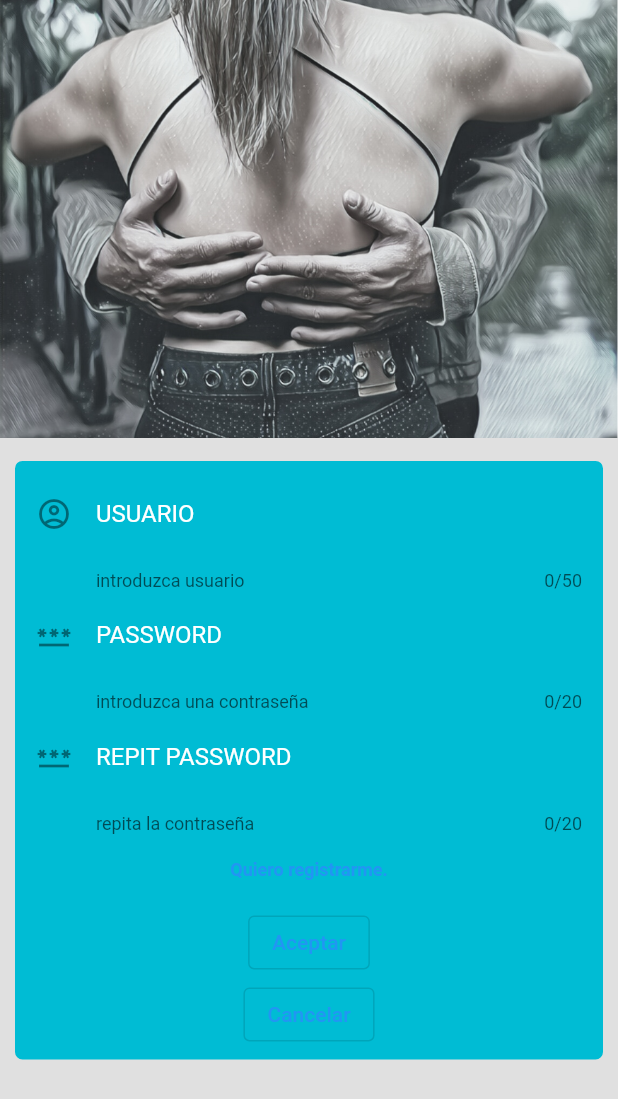
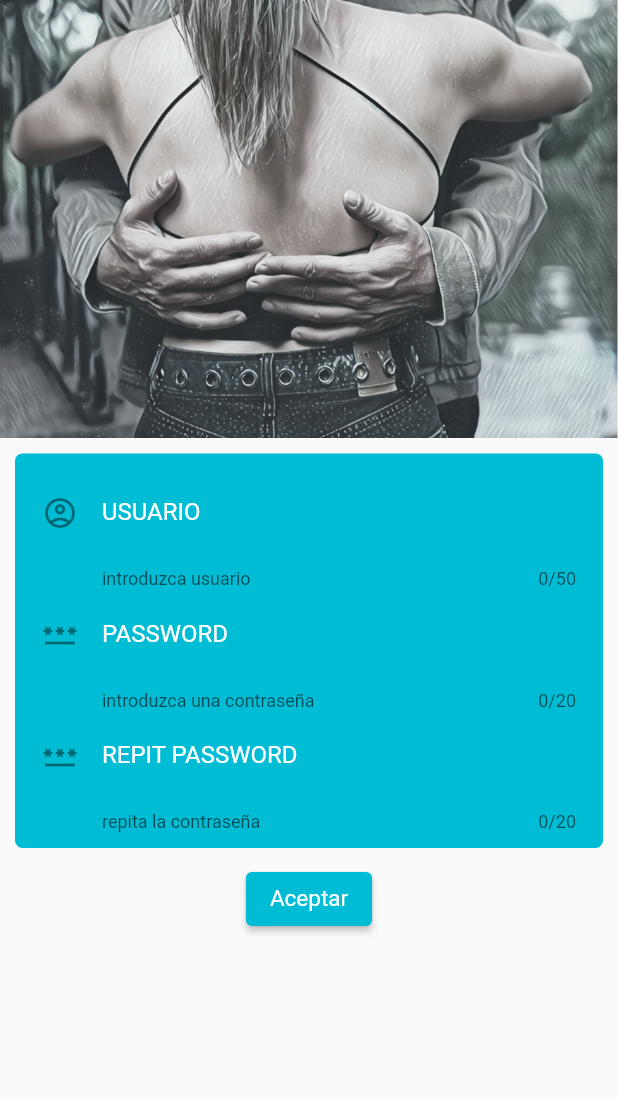
Before and after one commit to KarenVon/sbkzBailas, a Flutter app: the screen it shows after launch, item 3 of the bottom bar chosen, after a tap on "Quiero registrarme.", on a phone screen of 412 x 824 dp. Shown: the top 1099 px of the screen. Run offline on Flutter 3.47's test engine with Material 2 defaults, Android fonts, the phone set to English and light mode, and no system bars; our stand-ins replace cloud_firestore, firebase_auth, firebase_core; accounts and stored records are empty.

Commit message:
Retoques pantalla registro y login

```diff
--- a/lib/src/home_views/Login_View.dart
+++ b/lib/src/home_views/Login_View.dart
@@ -63,20 +63,9 @@ class Login_View extends StatelessWidget {
 
 
     return Scaffold(
-      backgroundColor: Colors.black12,
+      //backgroundColor: Colors.black12,
         body: ListView(
           children: [
-            /*Container(
-                padding: EdgeInsets.all(5),
-                margin: const EdgeInsets.fromLTRB(0, 0, 0, 0),
-                alignment: Alignment.center,
-                child: const Text('¡Bailemos la vida!',
-                  style: TextStyle(
-                    fontFamily: 'rcBold',
-                    fontSize: 30,
-                  ),
-                ),
-            ),*/
             Container(
               //padding: const EdgeInsets.all(5),
               //margin: const EdgeInsets.fromLTRB(0, 0, 0, 10),
@@ -101,10 +90,9 @@ class Login_View extends StatelessWidget {
                 inputPass,
                 TextButton(
                   style: TextButton.styleFrom(
-                    textStyle: const TextStyle(fontSize: 12,
+                    textStyle: const TextStyle(fontSize: 14,
                         color: Colors.white,fontWeight:FontWeight.bold ),
                   ),
-            //    onPressed: () => irRegistro(context),
                   onPressed: () {
                     print("Registrandome");
                     //Navigator.of(context).pushNamed('/registroview');
@@ -112,28 +100,32 @@ class Login_View extends StatelessWidget {
                   },
                   child: const Text('Quiero registrarme.'),
                 ),
+             ],
+              ),
+            ),
 
-               // const SizedBox(height: 10),
-                Column(
+               Container(
+                child: Column(
                   mainAxisAlignment: MainAxisAlignment.center,
                   children: [
-                    OutlinedButton(
+                    ElevatedButton(
+                      style: ButtonStyle(
+                          backgroundColor: MaterialStateProperty.all(Colors.cyan),
+                          textStyle: MaterialStateProperty.all(TextStyle(fontSize: 15,color: Colors.white))),
                       onPressed: (){
                         //print("----->>>>>>>> ME HE LOGEADO "+inputUser.getText()+" "+inputPass.getText());
                         //loginPressed(inputUser.getText(),inputPass.getText(),context);
                         Navigator.push(context, MaterialPageRoute(builder: (_) => const Orga_View()));
                         //Navigator.pushNamed(context,'/orgaview');
                       },
-                      child: Text ("Login"),
+                      child: Text ("LOGIN"),
                       //  style: TextStyle(color: Colors.cyan),
                     ),
-        ],
-      ),
+                  ],
+                 ),
+               ),
 
-                ],
-              ),
-            )
-    ]
+   ],
         ),
     );
   }
--- a/lib/src/home_views/Register_View.dart
+++ b/lib/src/home_views/Register_View.dart
@@ -5,6 +5,7 @@ import 'package:flutter/cupertino.dart';
 import 'package:flutter/material.dart';
 
 import '../Custom_views/KVinputText.dart';
+import '../Home_Views/Orga_View.dart';
 
 class Register_View extends StatelessWidget {
 
@@ -16,7 +17,7 @@ class Register_View extends StatelessWidget {
        email: emailAddress,
        password: password,
      );
-     Navigator.of(context).popAndPushNamed('/orgaview');
+     Navigator.push(context, MaterialPageRoute(builder: (_) => const Orga_View()));
    } on FirebaseAuthException catch (e) {
      if (e.code == 'weak-password') {
        print('The password provided is too weak.');
@@ -50,7 +51,6 @@ class Register_View extends StatelessWidget {
       blIsPasswordInput: true,);
 
     return Scaffold(
-      backgroundColor: Colors.black12,
       body: ListView(
           children: [
             Container(
@@ -62,11 +62,11 @@ class Register_View extends StatelessWidget {
             Container(
               alignment: Alignment.bottomCenter,
               padding: const EdgeInsets.fromLTRB(10, 2, 10, 2),
-              margin: const EdgeInsets.fromLTRB(10, 15, 10, 10),
+              margin: const EdgeInsets.fromLTRB(10, 10, 10, 10),
               decoration: BoxDecoration(
                 color: Colors.cyan,
                 border: Border.all(color: Colors.cyan,
-                    width: 4),
+                    width: 8),
                 borderRadius: BorderRadius.circular(5),
               ),
               child: Column(
@@ -76,43 +76,30 @@ class Register_View extends StatelessWidget {
                   inputUser,
                   inputPass,
                   inputPassBis,
-                  TextButton(
-                    style: TextButton.styleFrom(
-                      textStyle: const TextStyle(fontSize: 12,
-                          color: Colors.white,fontWeight:FontWeight.bold ),
-                    ),
-                    onPressed: () {},
-                    child: const Text('Quiero registrarme.'),
-                  ),
+                ],
+              ),
+            ),
 
                   // const SizedBox(height: 10),
                   Container(
                     child: Column(
                       mainAxisAlignment: MainAxisAlignment.center,
                       children: [
-                        OutlinedButton(
+                        ElevatedButton(
+                          style: ButtonStyle(
+                              backgroundColor: MaterialStateProperty.all(Colors.cyan),
+                              textStyle: MaterialStateProperty.all(TextStyle(fontSize: 15,color: Colors.white))),
                           onPressed: (){
                             print("----->>>>>>>> REGISTRO ACEPTAR");
+                            Navigator.push(context, MaterialPageRoute(builder: (_) => const Orga_View()));
                           },
                           child: Text ("Aceptar"),
-                        ),
-                        OutlinedButton(
-                          onPressed: (){
-                            print("----->>>>>>>> REGISTRO CANCELAR");
-                            Navigator.of(context).popAndPushNamed('/loginview');
-
-                          },
-                          child: Text ("Cancelar"),
                         ),
                       ],
                     ),
                   ),
-
                 ],
               ),
-            ),
-          ],
-      ),
     );
   }
 }
```
Also changed, not shown: lib/src/home_views/Orga_View.dart (+4 -22 lines).
